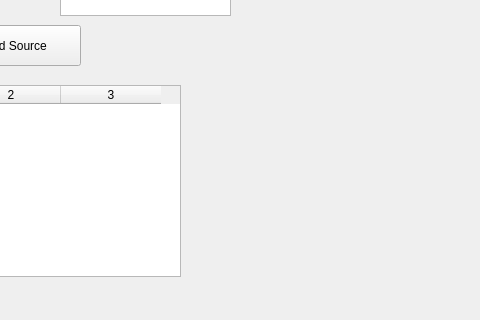
This is main_window.ui in ObscureOcelotXD/FinanceTracker as Qt 5 draws it before an edit; both pictures show x 320 to 800 and y 195 to 515 of the 800 by 600 pixel window. The edited form follows.
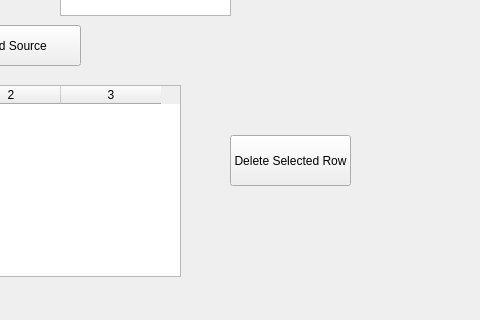
This is the edited form.

Diff of the .ui file:
```diff
--- a/main_window.ui
+++ b/main_window.ui
@@ -105,6 +105,19 @@
      </rect>
     </property>
    </widget>
+   <widget class="QPushButton" name="deleteRowButton">
+    <property name="geometry">
+     <rect>
+      <x>550</x>
+      <y>330</y>
+      <width>121</width>
+      <height>51</height>
+     </rect>
+    </property>
+    <property name="text">
+     <string>Delete Selected Row</string>
+    </property>
+   </widget>
   </widget>
   <widget class="QMenuBar" name="menubar">
    <property name="geometry">
```
